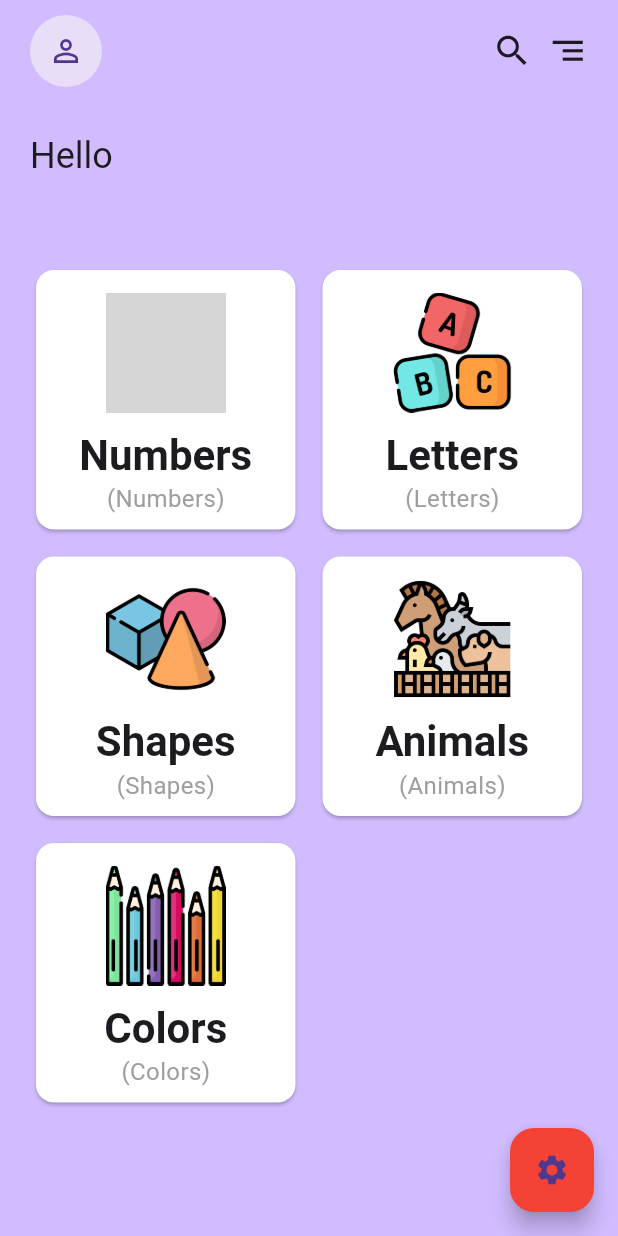
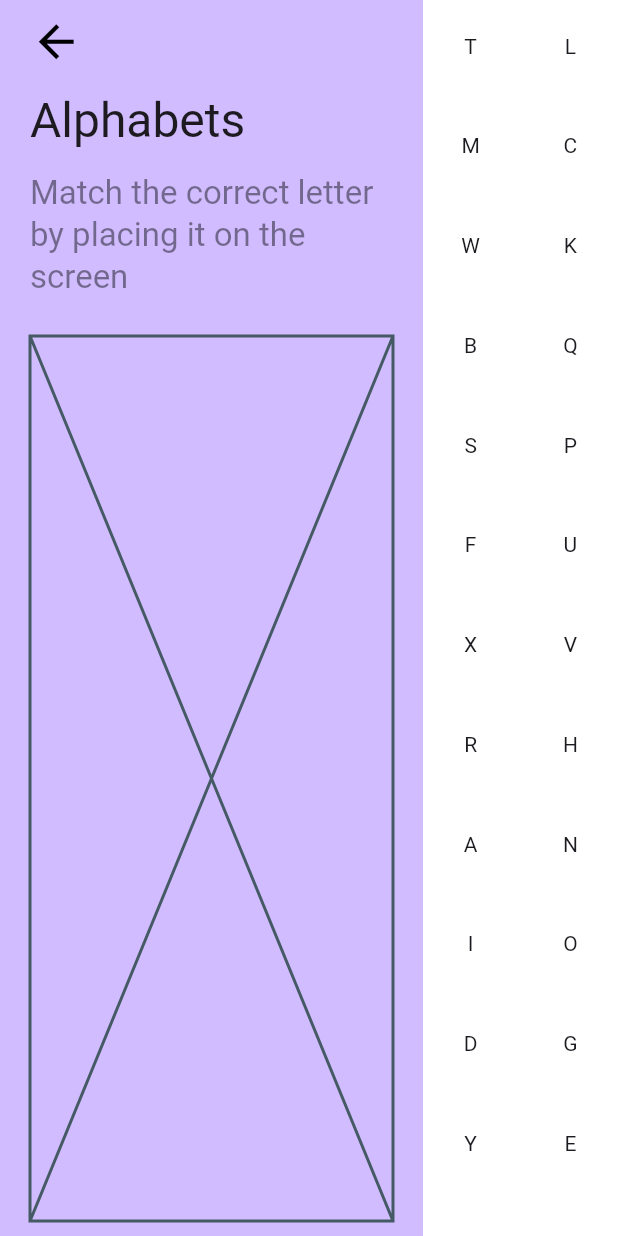
Before and after one commit to laxusgooee/omode, a Flutter app: the screen it shows once a user with an empty profile is signed in, after a tap on "Letters", on a phone screen of 412 x 824 dp. Run offline on Flutter 3.47's test engine with Material 3 defaults, Android fonts, the phone set to English and light mode, and no system bars; drawn by our look-alikes of flutter_platform_widgets; our stand-ins replace audioplayers, firebase_auth, firebase_core, get_it, go_router; missing offline and left inert: firebase_ui_auth, firebase_ui_oauth_google; accounts and stored records are empty; statements that could not run were skipped; grey boxes are pictures that could not be loaded.

Commit message:
feat: alphabet page layout

```diff
--- /dev/null
+++ b/lib/components/menu_back_button.dart
@@ -0,0 +1,14 @@
+import 'package:flutter/material.dart';
+import 'package:go_router/go_router.dart';
+
+class MenuBackButton extends StatelessWidget {
+  const MenuBackButton({super.key});
+
+  @override
+  Widget build(BuildContext context) {
+    return GestureDetector(
+      child: const Icon(Icons.arrow_back, size: 35, color: Colors.black),
+      onTap: () => context.pop(),
+    );
+  }
+}
--- /dev/null
+++ b/lib/pages/alphabets_page.dart
@@ -0,0 +1,87 @@
+import 'dart:math';
+
+import 'package:audioplayers/audioplayers.dart';
+import 'package:flutter/material.dart';
+import 'package:omode/components/menu_back_button.dart';
+
+class AlphabetsPage extends StatefulWidget {
+  final AudioPlayer player = AudioPlayer();
+
+  AlphabetsPage({super.key}) {
+    player.audioCache.prefix = '';
+  }
+
+  @override
+  State<AlphabetsPage> createState() => _AlphabetsPageState();
+}
+
+class _AlphabetsPageState extends State<AlphabetsPage> {
+  int seed = 0;
+
+  final String LETTERS = "ABCDEFGHIJKLMNOPQRSTUVWXYZ";
+
+  @override
+  Widget build(BuildContext context) {
+    return Scaffold(
+      body: SafeArea(
+        top: false,
+        bottom: false,
+        child: Row(
+          children: [
+            Expanded(
+              child: Container(
+                padding: EdgeInsets.symmetric(vertical: 10 + MediaQuery.of(context).padding.top, horizontal: 20),
+                color: Theme.of(context).colorScheme.inversePrimary,
+                child: Column(
+                  mainAxisAlignment: MainAxisAlignment.start,
+                  crossAxisAlignment: CrossAxisAlignment.stretch,
+                  children: [
+                    const Row(
+                      children: [
+                        MenuBackButton()
+                      ],
+                    ),
+                    const SizedBox(height: 15),
+                    Text(
+                      'Alphabets',
+                      style: Theme.of(context).textTheme.headlineLarge,
+                    ),const SizedBox(height: 15),
+                    Text(
+                      'Match the correct letter by placing it on the screen',
+                      style: Theme.of(context).textTheme.titleLarge?.copyWith(color: Colors.black45),
+                    ),
+                    const SizedBox(height: 25),
+                    const Expanded(child: Placeholder())
+                  ]
+                ),
+              ),
+            ),
+            Container(
+              color: Colors.white,
+              width: 130,
+              padding: EdgeInsets.symmetric(vertical: MediaQuery.of(context).padding.top, horizontal: 1),
+              child: GridView.count(
+                shrinkWrap: true,
+                crossAxisCount: 2,
+                crossAxisSpacing: 5,
+                mainAxisSpacing: 5,
+                children: List.generate(26, (index) {
+                  return Center(
+                    child: Text(LETTERS[index]),
+                  );
+                })..shuffle(Random(seed)),
+              ),
+            )
+          ],
+        )
+      )
+    );
+  }
+
+  @override
+  void dispose() {
+    widget.player.dispose();
+
+    super.dispose();
+  }
+}
--- a/lib/pages/home_page.dart
+++ b/lib/pages/home_page.dart
@@ -70,8 +70,8 @@ class _HomePageState extends State<HomePage> {
                 mainAxisSpacing: 10,
                 physics: const NeverScrollableScrollPhysics(),
                 children: [
-                  MenuCard(title: 'Numbers', icon: "lib/assets/images/numbers.png", onPressed: () => context.go('/numbers'),),
-                  MenuCard(title: 'Letters', icon: "lib/assets/images/letters.png"),
+                  MenuCard(title: 'Numbers', icon: "lib/assets/images/numbers.png", onPressed: () => context.go('/numbers')),
+                  MenuCard(title: 'Letters', icon: "lib/assets/images/letters.png", onPressed: () => context.go('/alphabets')),
                   MenuCard(title: 'Shapes', icon: "lib/assets/images/shapes.png"),
                   MenuCard(title: 'Animals', icon: "lib/assets/images/animals.png"),
                   MenuCard(title: 'Colors', icon: "lib/assets/images/colors.png"),
--- a/lib/pages/numbers_page.dart
+++ b/lib/pages/numbers_page.dart
@@ -3,6 +3,7 @@ import 'dart:math';
 import 'package:audioplayers/audioplayers.dart';
 import 'package:flutter/material.dart';
 import 'package:go_router/go_router.dart';
+import 'package:omode/components/menu_back_button.dart';
 
 class NumbersPage extends StatefulWidget {
   final AudioPlayer player = AudioPlayer();
@@ -34,13 +35,9 @@ class _NumbersPageState extends State<NumbersPage> {
                   mainAxisAlignment: MainAxisAlignment.start,
                   crossAxisAlignment: CrossAxisAlignment.stretch,
                   children: <Widget>[
-                    Row(
-                      //padding: const EdgeInsets.only(bottom: 30),
+                    const Row(
                       children: [
-                        GestureDetector(
-                          child: const Icon(Icons.arrow_back, size: 35, color: Colors.black),
-                          onTap: () => context.pop(),
-                        )
+                        MenuBackButton()
                       ],
                     ),
                     const SizedBox(height: 10),
--- a/lib/route.dart
+++ b/lib/route.dart
@@ -3,6 +3,7 @@ import 'dart:async';
 import 'package:flutter/material.dart';
 import 'package:firebase_auth/firebase_auth.dart' hide EmailAuthProvider;
 import 'package:go_router/go_router.dart';
+import 'package:omode/pages/alphabets_page.dart';
 import 'package:omode/pages/home_page.dart';
 import 'package:omode/pages/auth_page.dart';
 import 'package:omode/pages/numbers_page.dart';
@@ -40,6 +41,12 @@ class AppRouter {
             path: 'numbers',
             builder: (BuildContext context, GoRouterState state) {
               return NumbersPage();
+            },
+          ),
+          GoRoute(
+            path: 'alphabets',
+            builder: (BuildContext context, GoRouterState state) {
+              return AlphabetsPage();
             },
           ),
         ],
```
Also changed, not shown: pubspec.yaml (+4 -28 lines).
